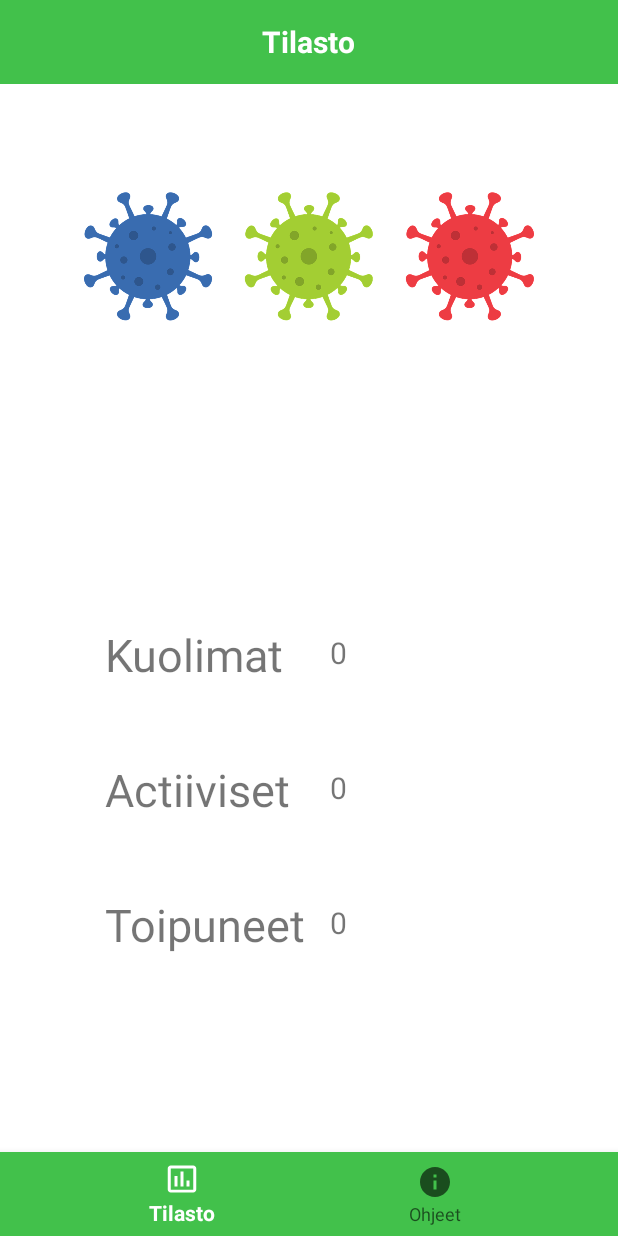
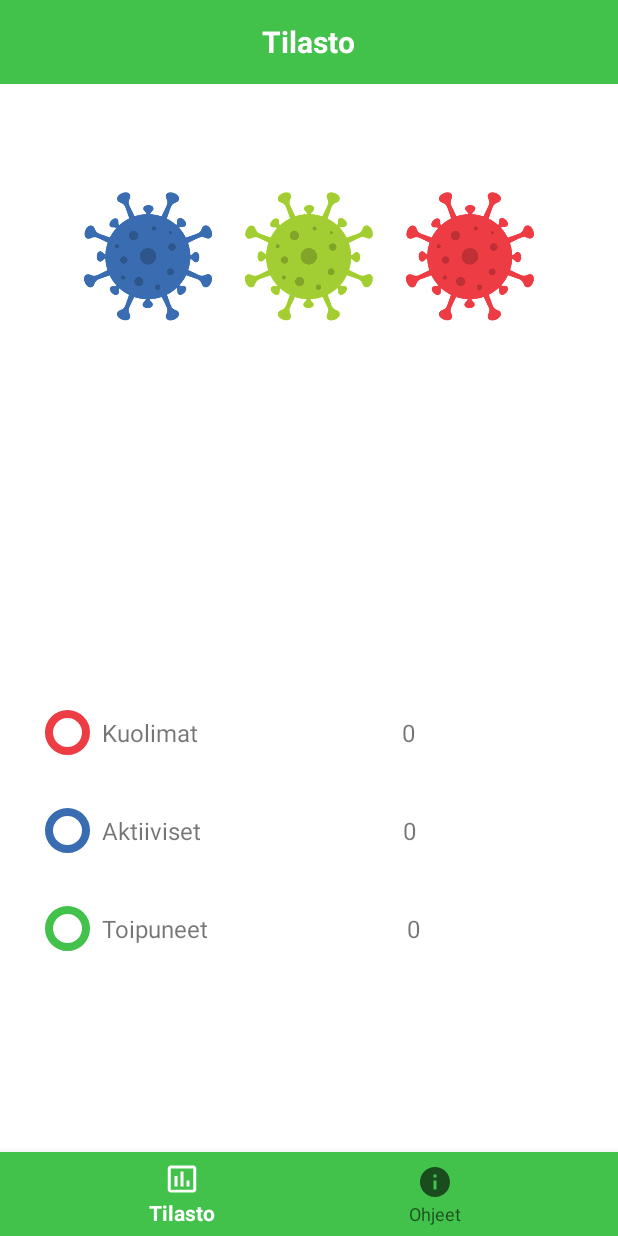
Before and after one commit to Ammar-daham/COVID-19-Trackeer, an Android app: the screen it shows after launch (MainActivity), on a phone screen of 412 x 824 dp. Run offline under Robolectric (Android 15) with nearby library versions, the phone set to English and light mode, and no system bars.

Commit message:
Tilasto UI textViews added

```diff
--- /dev/null
+++ b/app/src/main/res/drawable/shape_circle1.xml
@@ -0,0 +1,9 @@
+<?xml version="1.0" encoding="utf-8"?>
+<shape xmlns:android="http://schemas.android.com/apk/res/android"
+    android:shape="oval">
+
+    <stroke
+        android:width="5dp"
+        android:color="@color/red"/>
+
+</shape>
--- /dev/null
+++ b/app/src/main/res/drawable/shape_circle2.xml
@@ -0,0 +1,9 @@
+<?xml version="1.0" encoding="utf-8"?>
+<shape xmlns:android="http://schemas.android.com/apk/res/android"
+    android:shape="oval">
+
+    <stroke
+        android:width="5dp"
+        android:color="@color/blue"/>
+
+</shape>
--- /dev/null
+++ b/app/src/main/res/drawable/shape_circle3.xml
@@ -0,0 +1,10 @@
+<?xml version="1.0" encoding="utf-8"?>
+<shape xmlns:android="http://schemas.android.com/apk/res/android"
+    android:shape="oval">
+
+
+    <stroke
+        android:width="5dp"
+        android:color="@color/lightGreen"/>
+
+</shape>
--- a/app/src/main/res/layout/fragment_tilastot.xml
+++ b/app/src/main/res/layout/fragment_tilastot.xml
@@ -1,5 +1,5 @@
 <?xml version="1.0" encoding="utf-8"?>
-<FrameLayout xmlns:android="http://schemas.android.com/apk/res/android"
+<RelativeLayout xmlns:android="http://schemas.android.com/apk/res/android"
     xmlns:app="http://schemas.android.com/apk/res-auto"
     xmlns:tools="http://schemas.android.com/tools"
     android:layout_width="match_parent"
@@ -8,83 +8,110 @@
 
     <!-- TODO: Update blank fragment layout -->
 
+    <LinearLayout
+        android:id="@+id/kuolimat"
+        android:layout_width="match_parent"
+        android:layout_height="65dp"
+        android:layout_marginTop="400dp"
+        android:gravity="center">
 
         <ImageView
-        android:layout_width="wrap_content"
-        android:layout_height="wrap_content"
-        tools:src="@drawable/punPiste"
-        android:layout_marginTop="360dp"/>
-    <ImageView
-        android:layout_width="wrap_content"
-        android:layout_height="wrap_content"
-        tools:src="@drawable/sinpiste"
-        android:layout_marginTop="450dp"
-        android:layout_marginLeft="5dp"/>
-    <ImageView
-        android:layout_width="wrap_content"
-        android:layout_height="wrap_content"
-        tools:src="@drawable/vihpiste"
-        android:layout_marginTop="540dp"/>
-
+            android:layout_width="30dp"
+            android:layout_height="30dp"
+            android:src="@drawable/shape_circle1"
+            android:layout_marginStart="30dp"
+            android:layout_marginLeft="10dp" />
 
         <TextView
             android:layout_width="wrap_content"
             android:layout_height="wrap_content"
             android:layout_marginLeft="70dp"
-        android:layout_marginTop="360dp"
-        android:layout_marginRight="50dp"
-        android:layout_marginBottom="20dp"
-        android:background="@color/white"
+            android:layout_marginStart="8dp"
             android:text="Kuolimat"
-        android:textSize="30dp" />
+            android:textSize="16sp"/>
+
+
+        <TextView
+            android:id="@+id/kuolimatValue"
+            android:layout_width="wrap_content"
+            android:layout_height="wrap_content"
+            android:layout_weight="1"
+            android:text="0"
+            android:textSize="16sp"
+            android:textAlignment="center"
+            android:gravity="center_horizontal" />
+
+    </LinearLayout>
+
+
+    <LinearLayout
+        android:id="@+id/aktiiviset"
+        android:layout_below="@id/kuolimat"
+        android:layout_width="match_parent"
+        android:layout_height="65dp"
+        android:gravity="center">
+
+        <ImageView
+            android:layout_width="30dp"
+            android:layout_height="30dp"
+            android:src="@drawable/shape_circle2"
+            android:layout_marginStart="30dp"
+            android:layout_marginLeft="10dp" />
 
         <TextView
             android:layout_width="wrap_content"
             android:layout_height="wrap_content"
             android:layout_marginLeft="70dp"
-        android:layout_marginTop="450dp"
-        android:layout_marginRight="50dp"
-        android:layout_marginBottom="40dp"
-        android:background="@color/white"
-        android:text="Actiiviset"
-        android:textSize="30dp" />
+            android:layout_marginStart="8dp"
+            android:text="Aktiiviset"
+            android:textSize="16sp"/>
+
+
+        <TextView
+            android:id="@+id/AtiivisetValue"
+            android:layout_width="wrap_content"
+            android:layout_height="wrap_content"
+            android:layout_weight="1"
+            android:text="0"
+            android:textSize="16sp"
+            android:textAlignment="center"
+            android:gravity="center_horizontal" />
+
+    </LinearLayout>
+
+
+    <LinearLayout
+        android:layout_below="@id/aktiiviset"
+        android:layout_width="match_parent"
+        android:layout_height="65dp"
+        android:gravity="center">
+
+        <ImageView
+            android:layout_width="30dp"
+            android:layout_height="30dp"
+            android:src="@drawable/shape_circle3"
+            android:layout_marginStart="30dp"
+            android:layout_marginLeft="10dp" />
 
         <TextView
             android:layout_width="wrap_content"
             android:layout_height="wrap_content"
             android:layout_marginLeft="70dp"
-        android:layout_marginTop="540dp"
-        android:layout_marginRight="50dp"
-        android:layout_marginBottom="60dp"
-        android:background="@color/white"
+            android:layout_marginStart="8dp"
             android:text="Toipuneet"
-        android:textSize="30dp" />
+            android:textSize="16sp"/>
+
 
         <TextView
-        android:id="@+id/kuolimatValue"
-        android:layout_width="197dp"
+            android:id="@+id/ToipuneetValue"
+            android:layout_width="wrap_content"
             android:layout_height="wrap_content"
-        android:layout_marginLeft="220dp"
-        android:layout_marginTop="365dp"
+            android:layout_weight="1"
             android:text="0"
-        android:textSize="20dp" />
+            android:textSize="16sp"
+            android:textAlignment="center"
+            android:gravity="center_horizontal" />
 
-    <TextView
-        android:id="@+id/actiivisetValue"
-        android:layout_width="197dp"
-        android:layout_height="wrap_content"
-        android:layout_marginLeft="220dp"
-        android:layout_marginTop="455dp"
-        android:text="0"
-        android:textSize="20dp" />
+    </LinearLayout>
 
-    <TextView
-        android:id="@+id/taipuneetValue"
-        android:layout_width="188dp"
-        android:layout_height="wrap_content"
-        android:layout_marginLeft="220dp"
-        android:layout_marginTop="545dp"
-        android:text="0"
-        android:textSize="20dp" />
-
-</FrameLayout>
+</RelativeLayout>
--- a/app/src/main/res/values/colors.xml
+++ b/app/src/main/res/values/colors.xml
@@ -4,6 +4,8 @@
     <color name="white">#FFFFFF</color>
     <color name="gray">#C4C4C4</color>
     <color name="black">#000000</color>
+    <color name="blue">#396CB0</color>
+    <color name="red">#ED3C43</color>
 
 
 </resources>
```
Lines whose indentation alone changed are shown as unchanged.
